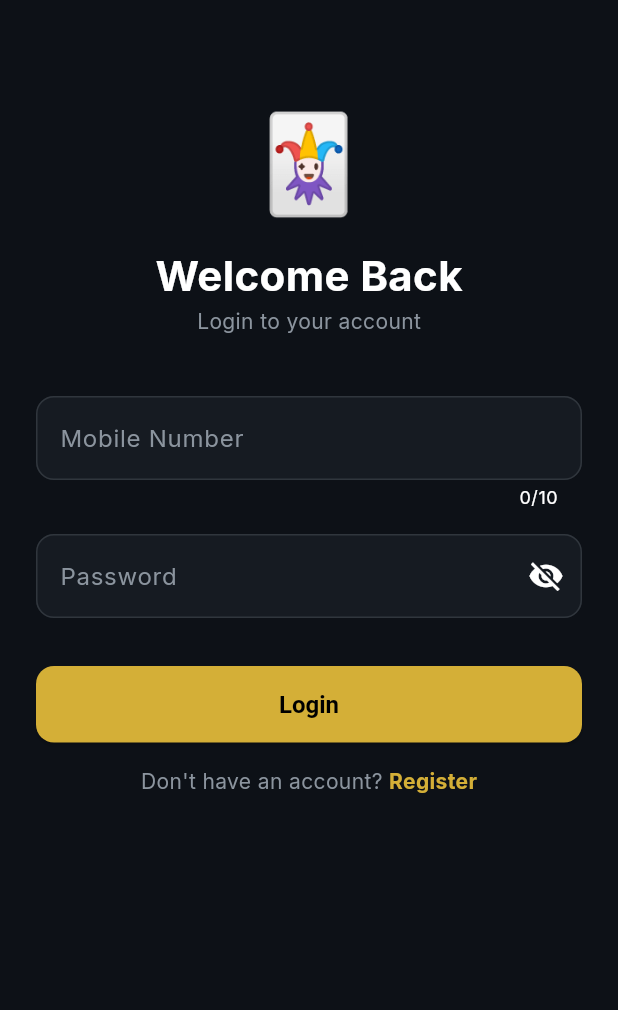
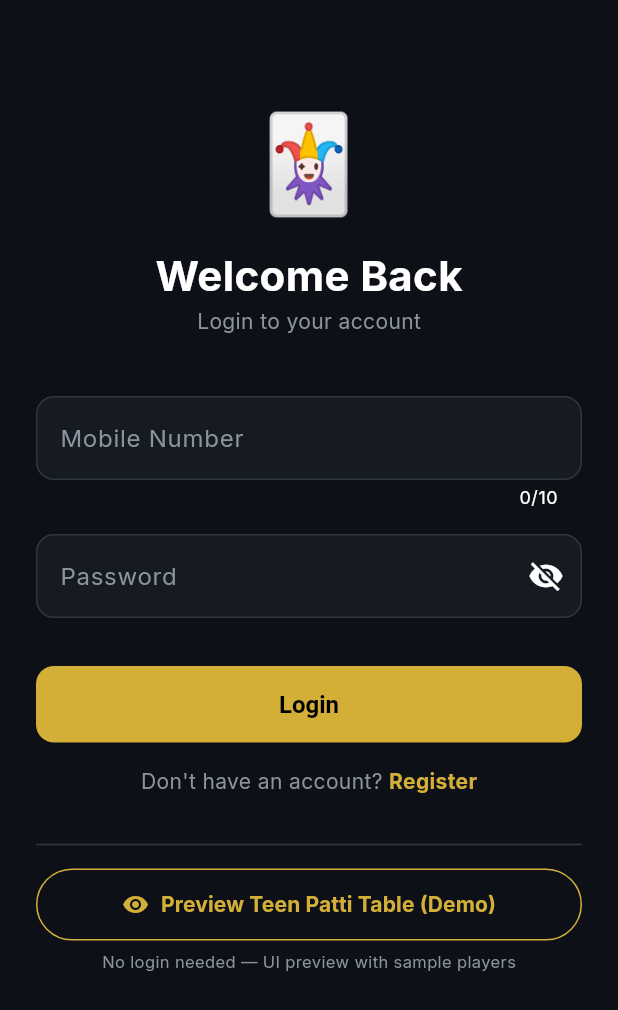
Before and after one commit to rahul1431/teen, a Flutter app: the screen it shows after launch, on a phone screen of 412 x 824 dp. Shown: the top 1010 px of the screen. Run offline on Flutter 3.47's test engine with Material 3 defaults, Android fonts, the phone set to English and light mode, and no system bars; our stand-ins replace dio, firebase_core, firebase_messaging, flutter_local_notifications, flutter_secure_storage, go_router and 3 more; missing offline and left inert: razorpay_flutter; accounts and stored records are empty.

Commit message:
feat(mobile): add offline Teen Patti table preview (no login)
Adds a 'Preview Teen Patti Table (Demo)' button on the login screen that
opens the table with mock players, cards, pot and chat — no login, no
socket, no backend. Lets the UI be evaluated on-device immediately.

- TeenPattiGamePage gains a demo flag; _initDemo() seeds mock state and
  skips the socket; chat appends locally in demo
- Route /games/teen-patti/demo whitelisted in the auth guard

Co-Authored-By: Claude Opus 4.8 <noreply@anthropic.com>
Claude-Session: https://claude.ai/code/session_01DgaqTVywm8RvmkbXJJkWDQ

```diff
--- a/mobile/lib/app.dart
+++ b/mobile/lib/app.dart
@@ -19,8 +19,10 @@ final _router = GoRouter(
   redirect: (context, state) async {
     final token = await SecureStorage.getAccessToken();
     final isAuth = token != null;
-    final isOnAuth = state.matchedLocation.startsWith('/auth') || state.matchedLocation == '/splash';
-    if (!isAuth && !isOnAuth) return '/auth/login';
+    final isPublic = state.matchedLocation.startsWith('/auth') ||
+        state.matchedLocation == '/splash' ||
+        state.matchedLocation.endsWith('/demo');
+    if (!isAuth && !isPublic) return '/auth/login';
     return null;
   },
   routes: [
@@ -32,6 +34,7 @@ final _router = GoRouter(
     GoRoute(path: '/wallet', builder: (_, __) => const WalletPage()),
     GoRoute(path: '/games/teen-patti', builder: (_, __) => const TeenPattiLobbyPage()),
     GoRoute(path: '/games/teen-patti/play/:roomId', builder: (_, s) => TeenPattiGamePage(roomId: s.pathParameters['roomId']!)),
+    GoRoute(path: '/games/teen-patti/demo', builder: (_, __) => const TeenPattiGamePage(roomId: 'DEMO', demo: true)),
     GoRoute(path: '/games/aviator', builder: (_, __) => const AviatorPage()),
     GoRoute(path: '/leaderboard', builder: (_, __) => const LeaderboardPage()),
     GoRoute(path: '/profile', builder: (_, __) => const ProfilePage()),
--- a/mobile/lib/features/auth/pages/login_page.dart
+++ b/mobile/lib/features/auth/pages/login_page.dart
@@ -97,6 +97,29 @@ class _LoginPageState extends State<LoginPage> {
                     ),
                   ],
                 ),
+                const SizedBox(height: 24),
+                const Divider(color: AppColors.border),
+                const SizedBox(height: 8),
+                SizedBox(
+                  width: double.infinity,
+                  child: OutlinedButton.icon(
+                    onPressed: () => context.push('/games/teen-patti/demo'),
+                    icon: const Icon(Icons.visibility, color: AppColors.gold),
+                    label: const Text('Preview Teen Patti Table (Demo)',
+                        style: TextStyle(color: AppColors.gold, fontWeight: FontWeight.bold)),
+                    style: OutlinedButton.styleFrom(
+                      side: const BorderSide(color: AppColors.gold),
+                      padding: const EdgeInsets.symmetric(vertical: 14),
+                    ),
+                  ),
+                ),
+                const Center(
+                  child: Padding(
+                    padding: EdgeInsets.only(top: 6),
+                    child: Text('No login needed — UI preview with sample players',
+                        style: TextStyle(color: AppColors.textSecondary, fontSize: 11)),
+                  ),
+                ),
               ],
             ),
           ),
```
Also changed, not shown: mobile/lib/features/games/teen_patti/game_page.dart (+43 -4 lines).
